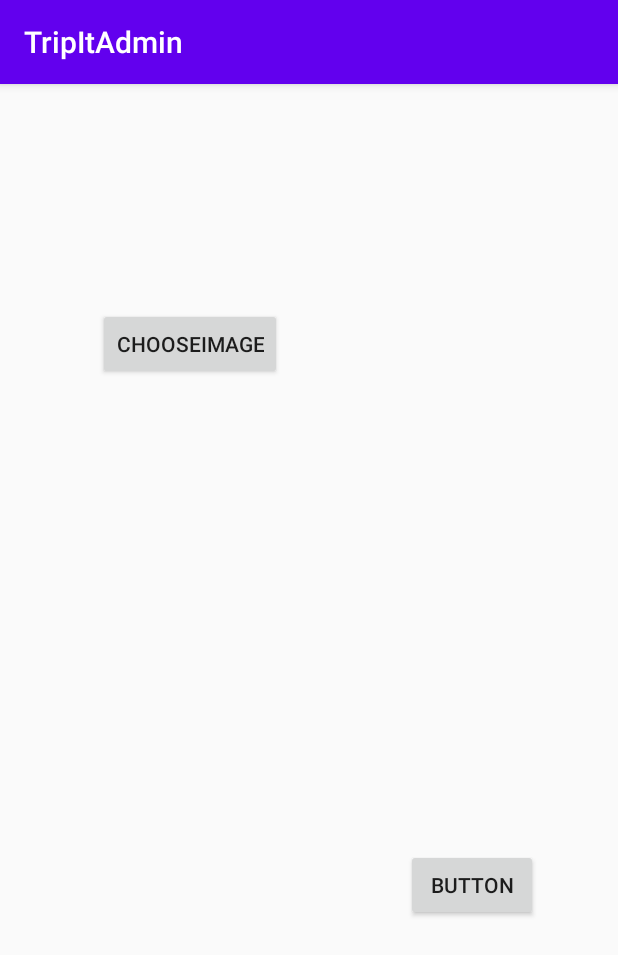
After one commit to HashiniAriyasena/TripItAdmin, an Android app: the Example2 screen opened directly, with no data from a screen before it, on a phone screen of 412 x 824 dp. The commit adds this screen. Shown: the top 955 px of the screen. Run offline under Robolectric (Android 15) with nearby library versions, the phone set to English and light mode, and no system bars; our stand-ins replace Firebase (no records; nobody signed in at launch, a user with empty details on screens opened directly).

Commit message:
update 2

```diff
--- /dev/null
+++ b/app/src/main/java/com/example/tripitadmin/Example2.java
@@ -0,0 +1,121 @@
+package com.example.tripitadmin;
+
+import androidx.annotation.NonNull;
+import androidx.annotation.Nullable;
+import androidx.appcompat.app.AppCompatActivity;
+
+import android.content.ContentResolver;
+import android.content.Intent;
+import android.net.Uri;
+import android.os.Bundle;
+import android.view.View;
+import android.webkit.MimeTypeMap;
+import android.widget.Button;
+import android.widget.ImageView;
+import android.widget.Toast;
+
+import com.google.android.gms.tasks.OnFailureListener;
+import com.google.android.gms.tasks.OnSuccessListener;
+import com.google.firebase.storage.FirebaseStorage;
+import com.google.firebase.storage.StorageReference;
+import com.google.firebase.storage.UploadTask;
+
+public class Example2 extends AppCompatActivity {
+
+    Button ch,up;
+    ImageView img;
+    StorageReference mStorageRef;
+    public Uri imguri;
+
+
+    @Override
+    protected void onCreate(Bundle savedInstanceState) {
+        super.onCreate(savedInstanceState);
+        setContentView(R.layout.activity_example2);
+        mStorageRef= FirebaseStorage.getInstance().getReference("Images");
+
+        ch=(Button)findViewById(R.id.btnchoose);
+        up=(Button)findViewById(R.id.btnupload);
+        img=(ImageView)findViewById(R.id.imgview);
+        ch.setOnClickListener(new View.OnClickListener() {
+            @Override
+            public void onClick(View view) {
+                Filechooser();
+
+            }
+        });
+        up.setOnClickListener(new View.OnClickListener() {
+            @Override
+            public void onClick(View view) {
+                Fileuploader();
+            }
+        });
+
+    }
+
+    private String getExtention(Uri uri)
+    {
+
+        ContentResolver cr=getContentResolver();
+        MimeTypeMap mimeTypeMap=MimeTypeMap.getSingleton();
+        return mimeTypeMap.getExtensionFromMimeType(cr.getType(uri));
+
+    }
+
+
+    private void Fileuploader()
+    {
+
+        StorageReference Ref=mStorageRef.child(System.currentTimeMillis()+"."+getExtention(imguri));
+
+        Ref.putFile(imguri)
+                .addOnSuccessListener(new OnSuccessListener<UploadTask.TaskSnapshot>() {
+                    @Override
+                    public void onSuccess(UploadTask.TaskSnapshot taskSnapshot) {
+                        // Get a URL to the uploaded content
+                        // downloadUrl = taskSnapshot.getDownloadUrl();
+
+                        Toast.makeText(Example2.this, "Image Uploard Successfully",Toast.LENGTH_LONG).show();
+
+
+                    }
+                })
+                .addOnFailureListener(new OnFailureListener() {
+                    @Override
+                    public void onFailure(@NonNull Exception exception) {
+                        // Handle unsuccessful uploads
+                        // ...
+                    }
+                });
+
+
+    }
+
+
+    private void Filechooser()
+    {
+
+        Intent intent=new Intent();
+        intent.setType("image/'");
+        intent.setAction(intent.ACTION_GET_CONTENT);
+        startActivityForResult(intent,1);
+
+
+    }
+
+
+    @Override
+    protected void onActivityResult(int requestCode, int resultCode, Intent data) {
+        super.onActivityResult(requestCode, resultCode, data);
+        if (requestCode==1 && requestCode==RESULT_OK && data!=null && data.getData()!=null){
+
+
+        imguri=data.getData();
+        img.setImageURI(imguri);
+
+
+        }
+
+
+    }
+}
--- /dev/null
+++ b/app/src/main/res/layout/activity_example2.xml
@@ -0,0 +1,43 @@
+<?xml version="1.0" encoding="utf-8"?>
+<androidx.constraintlayout.widget.ConstraintLayout xmlns:android="http://schemas.android.com/apk/res/android"
+    xmlns:app="http://schemas.android.com/apk/res-auto"
+    xmlns:tools="http://schemas.android.com/tools"
+    android:layout_width="match_parent"
+    android:layout_height="match_parent"
+    tools:context=".Example2">
+
+    <ImageView
+        android:id="@+id/imgview"
+        android:layout_width="216dp"
+        android:layout_height="245dp"
+        app:layout_constraintBottom_toBottomOf="parent"
+        app:layout_constraintEnd_toEndOf="parent"
+        app:layout_constraintHorizontal_bias="0.54"
+        app:layout_constraintStart_toStartOf="parent"
+        app:layout_constraintTop_toTopOf="parent"
+        app:layout_constraintVertical_bias="0.475" />
+
+    <Button
+        android:id="@+id/btnchoose"
+        android:layout_width="wrap_content"
+        android:layout_height="wrap_content"
+        android:text="ChooseImage"
+        app:layout_constraintBottom_toBottomOf="parent"
+        app:layout_constraintEnd_toEndOf="parent"
+        app:layout_constraintHorizontal_bias="0.226"
+        app:layout_constraintStart_toStartOf="parent"
+        app:layout_constraintTop_toTopOf="parent"
+        app:layout_constraintVertical_bias="0.207" />
+
+    <Button
+        android:id="@+id/btnupload"
+        android:layout_width="wrap_content"
+        android:layout_height="wrap_content"
+        android:text="Button"
+        app:layout_constraintBottom_toBottomOf="parent"
+        app:layout_constraintEnd_toEndOf="parent"
+        app:layout_constraintHorizontal_bias="0.835"
+        app:layout_constraintStart_toStartOf="parent"
+        app:layout_constraintTop_toTopOf="parent"
+        app:layout_constraintVertical_bias="0.708" />
+</androidx.constraintlayout.widget.ConstraintLayout>
--- a/app/src/main/res/layout/activity_main.xml
+++ b/app/src/main/res/layout/activity_main.xml
@@ -73,6 +73,6 @@
         app:layout_constraintHorizontal_bias="0.47"
         app:layout_constraintStart_toStartOf="parent"
         app:layout_constraintTop_toTopOf="parent"
-        app:layout_constraintVertical_bias="0.138" />
+        app:layout_constraintVertical_bias="0.245" />
 
 </androidx.constraintlayout.widget.ConstraintLayout>
--- a/app/src/main/res/values/strings.xml
+++ b/app/src/main/res/values/strings.xml
@@ -5,7 +5,7 @@
     <string name="btnShp">Shops</string>
     <string name="adHome"> Home </string>
 
-    <string-array name = "navigation">
+    <string-array name="navigation">
         <item>Places</item>
         <item>Guides</item>
         <item>Shops</item>
```
Also changed, not shown: app/build.gradle (+6 -1 lines), app/src/main/AndroidManifest.xml (+7 -1 lines), app/src/main/java/com/example/tripitadmin/AdminAddNewGuidesActivity.java (added, +30 -0 lines), app/src/main/java/com/example/tripitadmin/AdminGuideCategoryActivity.java (added, +49 -0 lines), app/src/main/java/com/example/tripitadmin/MainActivity.java (+18 -0 lines), app/src/main/res/layout/activity_admin_add_new_guides.xml (added, +95 -0 lines), app/src/main/res/layout/activity_admin_guide_category.xml (added, +53 -0 lines), app/src/main/res/layout/activity_guies.xml (added, +9 -0 lines).
